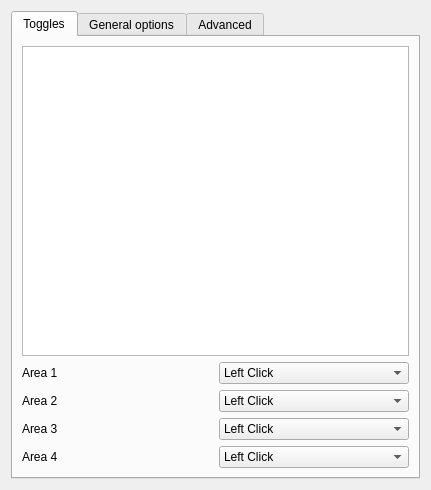
Before: the Qt Designer form stuff/configuration.ui in pnegre/python-whiteboard, drawn with Qt 5.
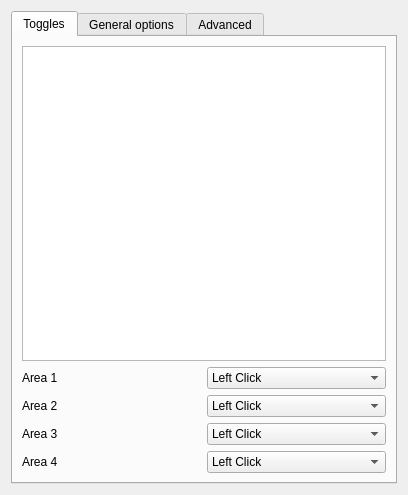
After: the same form once the commit is applied.

Diff of the .ui file:
```diff
--- a/stuff/configuration.ui
+++ b/stuff/configuration.ui
@@ -6,16 +6,10 @@
    <rect>
     <x>0</x>
     <y>0</y>
-    <width>431</width>
-    <height>490</height>
+    <width>408</width>
+    <height>495</height>
    </rect>
   </property>
-  <property name="minimumSize">
-   <size>
-    <width>431</width>
-    <height>0</height>
-   </size>
-  </property>
   <property name="windowTitle">
    <string>Configuration</string>
   </property>
```
